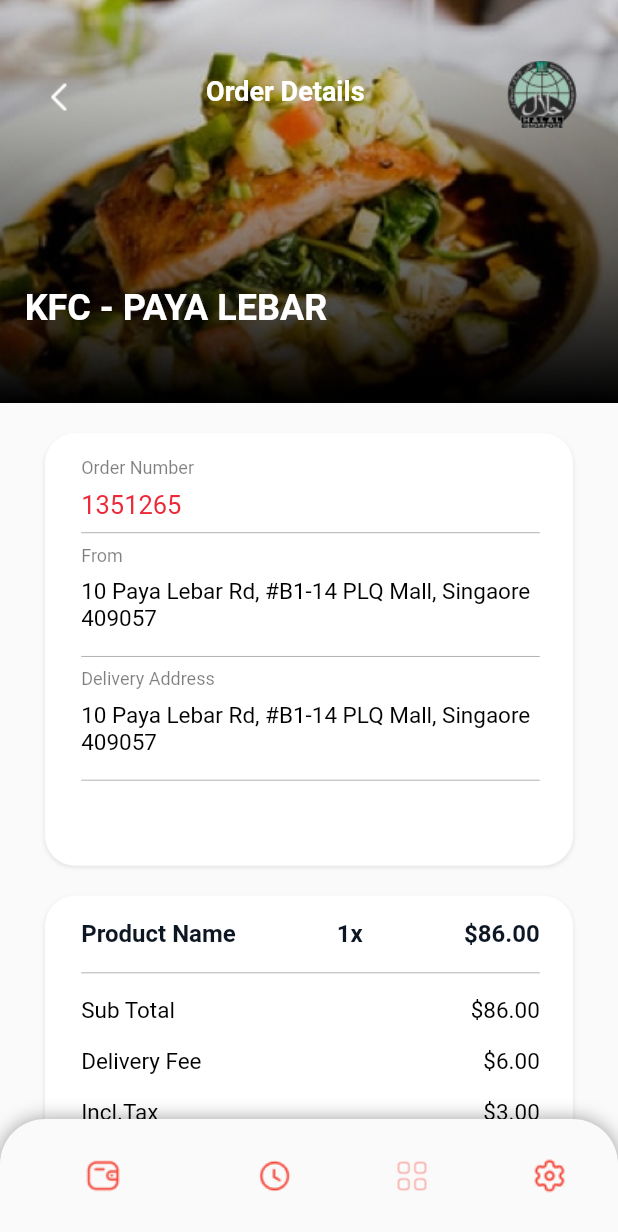
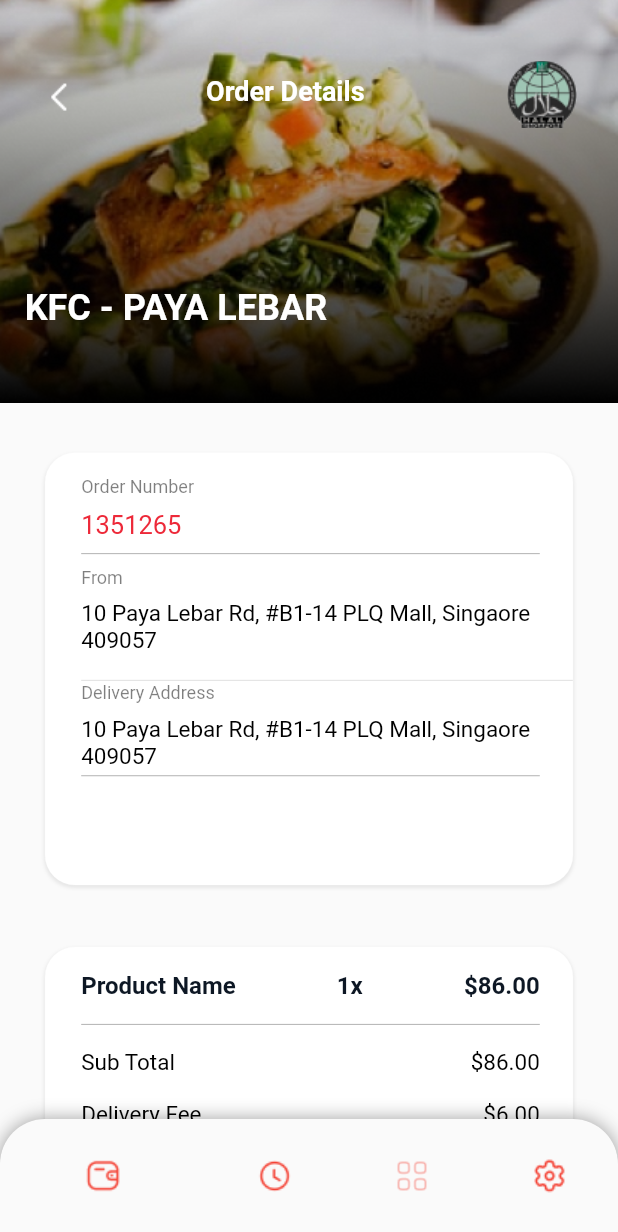
Before and after one commit to Ahsan-pro420/post, a Flutter app: the OrderPage screen opened directly, item 2 of the bottom bar chosen, after a tap on "KFC", on a phone screen of 412 x 824 dp. Shown: the top 1232 px of the screen. Run offline on Flutter 3.47's test engine with Material 2 defaults, Android fonts, the phone set to English and light mode, and no system bars; our stand-ins replace country_code_picker, firebase_auth, firebase_core, google_fonts, image_picker, motion_toast and 2 more; accounts and stored records are empty; network calls fail; Roboto replaces fonts that are missing (Ubuntu).

Commit message:
media queries

```diff
--- a/lib/main.dart
+++ b/lib/main.dart
@@ -14,9 +14,9 @@ void main() async {
   print(user);
   runApp(MaterialApp(
     title: 'Restaurant App',
-    home: Main_2(),
+    //home: Main_2(),
 
-    // // home: OrderPage(),
+    home: OrderPage(),
     // home: FirstScreen(),
     debugShowCheckedModeBanner: false,
   ));
--- a/lib/views/pages/HomeScreen/order_tile.dart
+++ b/lib/views/pages/HomeScreen/order_tile.dart
@@ -70,7 +70,7 @@ Widget order_tile(context) {
         ),
         Container(
           margin: EdgeInsets.only(
-            top: 10,
+            top: 5,
             left: 15,
             right: 15,
           ),
--- a/lib/views/pages/category/Sub_Category_tile.dart
+++ b/lib/views/pages/category/Sub_Category_tile.dart
@@ -6,7 +6,7 @@ import 'package:restaurant_app/utills/Displaywidth.dart';
 
 Widget Sub_Category_tile(context) {
   return Container(
-    // color: Colors.brown,
+    //color: Colors.brown,
     height: displayHeight(context) * 0.3,
     width: displayWidth(context) / 2.3,
     child: Stack(
--- a/lib/views/pages/orderHistory/orderDetails.dart
+++ b/lib/views/pages/orderHistory/orderDetails.dart
@@ -110,7 +110,7 @@ class _OrderDetailsState extends State<OrderDetails> {
                 ),
               ),
               SizedBox(
-                height: 20,
+                height: MediaQuery.of(context).size.height * 0.04,
               ),
 
 //Order Number Cart
@@ -151,7 +151,7 @@ class _OrderDetailsState extends State<OrderDetails> {
                         padding: const EdgeInsets.only(right: 22.0),
                         child: Divider(
                           color: Color.fromRGBO(0, 0, 0, 1).withOpacity(0.3),
-                          height: 0.5,
+                          height: MediaQuery.of(context).size.height * 0.003,
                         ),
                       ),
                       Padding(
@@ -181,16 +181,20 @@ class _OrderDetailsState extends State<OrderDetails> {
                           ),
                         ),
                       ),
-                      Padding(
-                        padding: const EdgeInsets.only(right: 22.0),
-                        child: Divider(
-                          color: Color.fromRGBO(0, 0, 0, 1).withOpacity(0.3),
-                          height: 0.5,
+                      // Padding(
+                      //   padding: const EdgeInsets.only(right: 22.0),
+                      //   child: Divider(
+                      //     color: Color.fromRGBO(0, 0, 0, 1).withOpacity(0.3),
+                      //     height: 0.5,
+                      //   ),
+                      // ),
+                      Divider(
+                        height: MediaQuery.of(context).size.height * 0.003,
                       ),
-                      ),
-                      Padding(
-                        padding: const EdgeInsets.only(top: 8.0, bottom: 8.0),
-                        child: Text(
+                      // Padding(
+                      //   padding: const EdgeInsets.only(bottom: 5.0),
+                      //child:
+                      Text(
                         "Delivery Address",
                         style: GoogleFonts.ubuntu(
                           textStyle: TextStyle(
@@ -200,11 +204,15 @@ class _OrderDetailsState extends State<OrderDetails> {
                           ),
                         ),
                       ),
+                      SizedBox(
+                        height: MediaQuery.of(context).size.height * 0.01,
                       ),
-                      Padding(
-                        padding:
-                            const EdgeInsets.only(bottom: 16.0, right: 25.0),
-                        child: Text(
+                      //),
+                      // Padding(
+                      //   padding:
+                      //       const EdgeInsets.only(bottom: 16.0, right: 25.0),
+                      //   child:
+                      Text(
                         "10 Paya Lebar Rd, #B1-14 PLQ Mall, Singaore 409057",
                         style: GoogleFonts.ubuntu(
                           textStyle: TextStyle(
@@ -214,12 +222,12 @@ class _OrderDetailsState extends State<OrderDetails> {
                           ),
                         ),
                       ),
-                      ),
+                      //),
                       Padding(
                         padding: const EdgeInsets.only(right: 22.0),
                         child: Divider(
                           color: Color.fromRGBO(0, 0, 0, 1).withOpacity(0.3),
-                          height: 0.5,
+                          height: MediaQuery.of(context).size.height * 0.01,
                         ),
                       ),
                     ],
@@ -228,7 +236,7 @@ class _OrderDetailsState extends State<OrderDetails> {
               ),
 
               SizedBox(
-                height: 20,
+                height: MediaQuery.of(context).size.height * 0.05,
               ),
 
 //Product Name
@@ -265,12 +273,16 @@ class _OrderDetailsState extends State<OrderDetails> {
                           ),
                         ],
                       ),
-                      Padding(
-                        padding: const EdgeInsets.only(top: 16.0, bottom: 16.0),
-                        child: Divider(
+                      // Padding(
+                      //   padding: const EdgeInsets.only(top: 16.0, bottom: 16.0),
+                      //   child: Divider(
+                      //     color: Color.fromRGBO(0, 0, 0, 1).withOpacity(0.3),
+                      //     height: 0.5,
+                      //   ),
+                      // ),
+                      Divider(
                         color: Color.fromRGBO(0, 0, 0, 1).withOpacity(0.3),
-                          height: 0.5,
-                        ),
+                        height: MediaQuery.of(context).size.height * 0.04,
                       ),
                       Row(
                         mainAxisAlignment: MainAxisAlignment.spaceBetween,
@@ -290,7 +302,7 @@ class _OrderDetailsState extends State<OrderDetails> {
                         ],
                       ),
                       SizedBox(
-                        height: 16,
+                        height: MediaQuery.of(context).size.height * 0.02,
                       ),
                       Row(
                         mainAxisAlignment: MainAxisAlignment.spaceBetween,
@@ -310,7 +322,7 @@ class _OrderDetailsState extends State<OrderDetails> {
                         ],
                       ),
                       SizedBox(
-                        height: 16,
+                        height: MediaQuery.of(context).size.height * 0.03,
                       ),
                       Row(
                         mainAxisAlignment: MainAxisAlignment.spaceBetween,
@@ -329,13 +341,14 @@ class _OrderDetailsState extends State<OrderDetails> {
                           ),
                         ],
                       ),
-                      Padding(
-                        padding: const EdgeInsets.only(top: 16.0, bottom: 14.0),
-                        child: Divider(
-                          color: Color.fromRGBO(0, 0, 0, 1).withOpacity(0.3),
-                          height: 0.5,
-                        ),
-                      ),
+                      // Padding(
+                      //   padding: const EdgeInsets.only(top: 16.0, bottom: 7.0),
+                      //   child: Divider(
+                      //     color: Color.fromRGBO(0, 0, 0, 1).withOpacity(0.3),
+                      //     height: 0.5,
+                      //   ),
+                      // ),
+                      Divider(),
                       Row(
                         mainAxisAlignment: MainAxisAlignment.spaceBetween,
                         children: [
@@ -358,7 +371,7 @@ class _OrderDetailsState extends State<OrderDetails> {
                 ),
               ),
               SizedBox(
-                height: 20,
+                height: MediaQuery.of(context).size.height * 0.01,
               ),
             ],
           ),
--- a/lib/views/pages/orderHistory/order_history_tile.dart
+++ b/lib/views/pages/orderHistory/order_history_tile.dart
@@ -46,7 +46,7 @@ Widget order_history_tile(context) {
                   )),
                 ),
                 SizedBox(
-                  height: 8,
+                  height: MediaQuery.of(context).size.height * 0.008,
                 ),
                 Text(
                   "Mighty Zinger",
@@ -58,7 +58,7 @@ Widget order_history_tile(context) {
                   )),
                 ),
                 SizedBox(
-                  height: 9,
+                  height: MediaQuery.of(context).size.height * 0.015,
                 ),
                 Text(
                   "17/5/2021, 22:32",
--- a/lib/views/pages/otp_screen/otp_screen.dart
+++ b/lib/views/pages/otp_screen/otp_screen.dart
@@ -226,7 +226,7 @@ class _OTPSCREENState extends State<OTPSCREEN> {
               textAlign: TextAlign.center,
             ),
             SizedBox(
-              height: displayHeight(context) / 2 * 0.045,
+              height: displayHeight(context) / 2 * 0.03,
             ),
             Text(
               "Enter the OTP sent on your phone number",
```
Also changed, not shown: lib/views/pages/category/uploadcategoryinfo.dart (+5 -5 lines), lib/views/pages/category/uploadsubcategoryinfo.dart (+8 -8 lines). Lines whose indentation alone changed are shown as unchanged.
